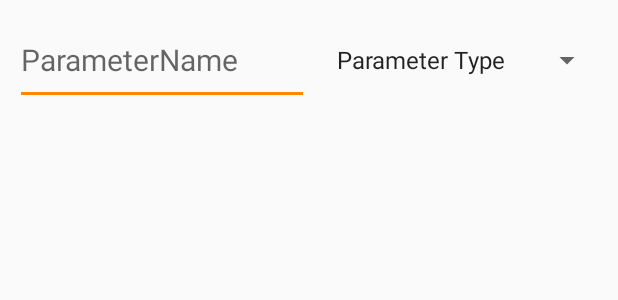
After one commit to mihir-chauhan/AutoPlotBot, an Android app: the layout custom_listview_layout.xml on its own in the app's theme, with its tools: preview values and no code run, on a phone screen of 412 x 824 dp. The commit adds this screen. Shown: the top 300 px of the screen. Run offline under Robolectric (Android 15) with nearby library versions, the phone set to English and light mode, and no system bars.

Commit message:
Able to add Drivetrain Function, issue when adding more parameters to the list view - resets all elements of view

```diff
--- a/app/build.gradle
+++ b/app/build.gradle
@@ -22,8 +22,11 @@ android {
 dependencies {
     implementation fileTree(dir: 'libs', include: ['*.jar'])
     implementation 'androidx.appcompat:appcompat:1.0.2'
-    implementation 'androidx.constraintlayout:constraintlayout:1.1.3'
+    implementation 'com.android.support.constraint:constraint-layout:1.0.2'
     testImplementation 'junit:junit:4.12'
     androidTestImplementation 'androidx.test.ext:junit:1.1.0'
     androidTestImplementation 'androidx.test.espresso:espresso-core:3.1.1'
+    implementation 'com.github.clans:fab:1.6.4'
+    implementation 'androidx.recyclerview:recyclerview:1.1.0'
+    implementation 'androidx.cardview:cardview:1.0.0'
 }
--- /dev/null
+++ b/app/src/main/res/drawable/ic_headset_mic_black_24dp.xml
@@ -0,0 +1,5 @@
+<vector android:height="24dp" android:tint="#FFFFFF"
+    android:viewportHeight="24.0" android:viewportWidth="24.0"
+    android:width="24dp" xmlns:android="http://schemas.android.com/apk/res/android">
+    <path android:fillColor="#FF000000" android:pathData="M12,1c-4.97,0 -9,4.03 -9,9v7c0,1.66 1.34,3 3,3h3v-8H5v-2c0,-3.87 3.13,-7 7,-7s7,3.13 7,7v2h-4v8h4v1h-7v2h6c1.66,0 3,-1.34 3,-3V10c0,-4.97 -4.03,-9 -9,-9z"/>
+</vector>
--- /dev/null
+++ b/app/src/main/res/drawable/ic_train_black_24dp.xml
@@ -0,0 +1,5 @@
+<vector android:height="24dp" android:tint="#FFFFFF"
+    android:viewportHeight="24.0" android:viewportWidth="24.0"
+    android:width="24dp" xmlns:android="http://schemas.android.com/apk/res/android">
+    <path android:fillColor="#FF000000" android:pathData="M12,2c-4,0 -8,0.5 -8,4v9.5C4,17.43 5.57,19 7.5,19L6,20.5v0.5h2.23l2,-2L14,19l2,2h2v-0.5L16.5,19c1.93,0 3.5,-1.57 3.5,-3.5L20,6c0,-3.5 -3.58,-4 -8,-4zM7.5,17c-0.83,0 -1.5,-0.67 -1.5,-1.5S6.67,14 7.5,14s1.5,0.67 1.5,1.5S8.33,17 7.5,17zM11,10L6,10L6,6h5v4zM13,10L13,6h5v4h-5zM16.5,17c-0.83,0 -1.5,-0.67 -1.5,-1.5s0.67,-1.5 1.5,-1.5 1.5,0.67 1.5,1.5 -0.67,1.5 -1.5,1.5z"/>
+</vector>
--- /dev/null
+++ b/app/src/main/res/layout/custom_listview_layout.xml
@@ -0,0 +1,30 @@
+<?xml version="1.0" encoding="utf-8"?>
+<RelativeLayout xmlns:android="http://schemas.android.com/apk/res/android"
+    android:orientation="vertical" android:layout_width="match_parent"
+    android:layout_height="80dp" android:padding="10dp">
+
+    <EditText
+        android:id="@+id/parameterInfo"
+        android:layout_width="196dp"
+        android:layout_height="match_parent"
+        android:textSize="20sp"
+        android:gravity="center_vertical"
+        android:autoSizeTextType="uniform"
+        android:autoSizeMinTextSize="1sp"
+        android:autoSizeMaxTextSize="50sp"
+        android:autoSizeStepGranularity="1sp"
+        android:hint="ParameterName"/>
+
+    <Spinner
+        android:id="@+id/parameterType"
+        android:layout_width="185dp"
+        android:layout_height="match_parent"
+        android:layout_alignRight="@id/parameterInfo"
+        android:layout_alignParentRight="true"
+        android:text="+"
+        android:gravity="center"
+        android:entries="@array/parameterTypes"
+        android:textSize="20sp"/>
+
+
+</RelativeLayout>
--- a/app/src/main/res/values/colors.xml
+++ b/app/src/main/res/values/colors.xml
@@ -1,6 +1,9 @@
 <?xml version="1.0" encoding="utf-8"?>
 <resources>
-    <color name="colorPrimary">#008577</color>
-    <color name="colorPrimaryDark">#00574B</color>
-    <color name="colorAccent">#D81B60</color>
+    <color name="colorPrimaryDark">#b64c00</color>
+    <color name="colorPrimary">#ff8000</color>
+    <color name="colorAccent">#ff8800</color>
+    <color name="background">#2d2d2d</color>
+    <color name="cardBackground">#969696</color>
+    <color name="buttonColor">#969696</color>
 </resources>
--- a/app/src/main/res/values/strings.xml
+++ b/app/src/main/res/values/strings.xml
@@ -1,3 +1,11 @@
 <resources>
-    <string name="app_name">OdometryApp_v10</string>
+    <string name="app_name">AutoPlotBot</string>
+
+    <string-array name="parameterTypes">
+        <item>Parameter Type</item>
+        <item>String</item>
+        <item>Integer</item>
+        <item>Double</item>
+<!--        <item>Array</item>-->
+    </string-array>
 </resources>
--- a/build.gradle
+++ b/build.gradle
@@ -18,7 +18,9 @@ allprojects {
     repositories {
         google()
         jcenter()
-
+        maven {
+            url "https://maven.google.com"
+        }
     }
 }
 
```
Also changed, not shown: app/src/main/java/com/example/odometryapp_v10/Dialogs/AddNewDrivetrainFunction.java (added, +114 -0 lines), app/src/main/java/com/example/odometryapp_v10/MainActivity.java (+26 -1 lines), app/src/main/res/layout/activity_main.xml (+80 -7 lines), app/src/main/res/layout/add_drivetrain_dialog.xml (added, +47 -0 lines), 1 other file.
